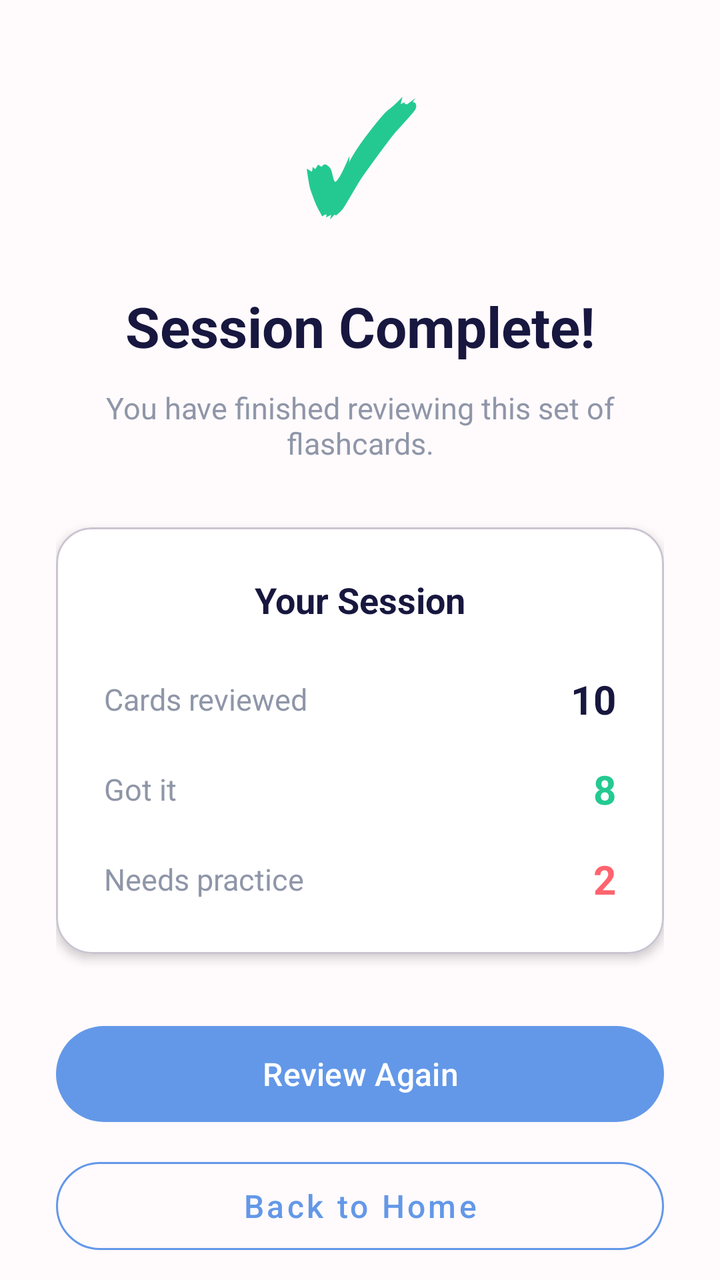
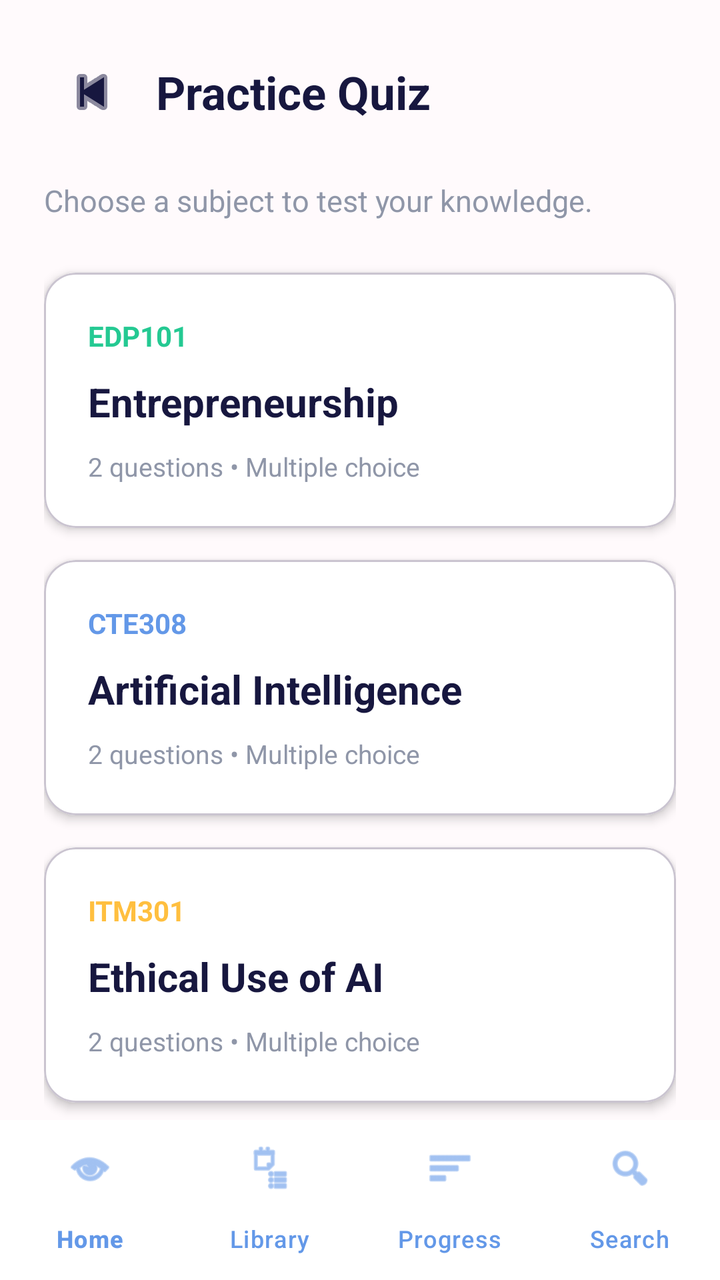

Compare the two renders of this Android layout. The source of the first and the diff that turns it into the second are given below.
<!-- AndroidManifest.xml: application theme Theme.MindFlip -->
<!-- res/layout/activity_practice_quiz.xml -->
<?xml version="1.0" encoding="utf-8"?>
<androidx.core.widget.NestedScrollView
    xmlns:android="http://schemas.android.com/apk/res/android"
    xmlns:app="http://schemas.android.com/apk/res-auto"
    android:layout_width="match_parent"
    android:layout_height="match_parent"
    android:background="@color/mindflip_background"
    android:fillViewport="true">

    <LinearLayout
        android:layout_width="match_parent"
        android:layout_height="wrap_content"
        android:gravity="center"
        android:orientation="vertical"
        android:padding="28dp">

        <TextView
            android:layout_width="wrap_content"
            android:layout_height="wrap_content"
            android:importantForAccessibility="no"
            android:text="✓"
            android:textColor="@color/mindflip_green"
            android:textSize="72sp"
            android:textStyle="bold" />

        <TextView
            android:layout_width="match_parent"
            android:layout_height="wrap_content"
            android:layout_marginTop="18dp"
            android:gravity="center"
            android:text="Session Complete!"
            android:textColor="@color/mindflip_text_primary"
            android:textSize="28sp"
            android:textStyle="bold" />

        <TextView
            android:id="@+id/textCompletionMessage"
            android:layout_width="match_parent"
            android:layout_height="wrap_content"
            android:layout_marginTop="12dp"
            android:gravity="center"
            android:text="You have finished reviewing this set of flashcards."
            android:textColor="@color/mindflip_text_secondary"
            android:textSize="15sp" />

        <com.google.android.material.card.MaterialCardView
            android:layout_width="match_parent"
            android:layout_height="wrap_content"
            android:layout_marginTop="32dp"
            app:cardBackgroundColor="@color/mindflip_white"
            app:cardCornerRadius="18dp"
            app:cardElevation="3dp">

            <LinearLayout
                android:layout_width="match_parent"
                android:layout_height="wrap_content"
                android:orientation="vertical"
                android:padding="24dp">

                <TextView
                    android:layout_width="match_parent"
                    android:layout_height="wrap_content"
                    android:gravity="center"
                    android:text="Your Session"
                    android:textColor="@color/mindflip_text_primary"
                    android:textSize="18sp"
                    android:textStyle="bold" />

                <LinearLayout
                    android:layout_width="match_parent"
                    android:layout_height="wrap_content"
                    android:layout_marginTop="24dp"
                    android:gravity="center_vertical"
                    android:orientation="horizontal">

                    <TextView
                        android:layout_width="0dp"
                        android:layout_height="wrap_content"
                        android:layout_weight="1"
                        android:text="Cards reviewed"
                        android:textColor="@color/mindflip_text_secondary"
                        android:textSize="15sp" />

                    <TextView
                        android:id="@+id/textReviewedCount"
                        android:layout_width="wrap_content"
                        android:layout_height="wrap_content"
                        android:text="10"
                        android:textColor="@color/mindflip_text_primary"
                        android:textSize="20sp"
                        android:textStyle="bold" />

                </LinearLayout>

                <LinearLayout
                    android:layout_width="match_parent"
                    android:layout_height="wrap_content"
                    android:layout_marginTop="18dp"
                    android:gravity="center_vertical"
                    android:orientation="horizontal">

                    <TextView
                        android:layout_width="0dp"
                        android:layout_height="wrap_content"
                        android:layout_weight="1"
                        android:text="Got it"
                        android:textColor="@color/mindflip_text_secondary"
                        android:textSize="15sp" />

                    <TextView
                        android:id="@+id/textGotItCount"
                        android:layout_width="wrap_content"
                        android:layout_height="wrap_content"
                        android:text="8"
                        android:textColor="@color/mindflip_green"
                        android:textSize="20sp"
                        android:textStyle="bold" />

                </LinearLayout>

                <LinearLayout
                    android:layout_width="match_parent"
                    android:layout_height="wrap_content"
                    android:layout_marginTop="18dp"
                    android:gravity="center_vertical"
                    android:orientation="horizontal">

                    <TextView
                        android:layout_width="0dp"
                        android:layout_height="wrap_content"
                        android:layout_weight="1"
                        android:text="Needs practice"
                        android:textColor="@color/mindflip_text_secondary"
                        android:textSize="15sp" />

                    <TextView
                        android:id="@+id/textNeedsPracticeCount"
                        android:layout_width="wrap_content"
                        android:layout_height="wrap_content"
                        android:text="2"
                        android:textColor="@color/mindflip_red"
                        android:textSize="20sp"
                        android:textStyle="bold" />

                </LinearLayout>

            </LinearLayout>

        </com.google.android.material.card.MaterialCardView>

        <com.google.android.material.button.MaterialButton
            android:id="@+id/btnReviewAgain"
            android:layout_width="match_parent"
            android:layout_height="wrap_content"
            android:layout_marginTop="32dp"
            android:minHeight="56dp"
            android:text="Review Again"
            android:textAllCaps="false"
            android:textColor="@color/mindflip_white"
            android:textSize="16sp"
            app:backgroundTint="@color/mindflip_primary"
            app:cornerRadius="26dp" />

        <com.google.android.material.button.MaterialButton
            android:id="@+id/btnBackHome"
            style="@style/Widget.MaterialComponents.Button.OutlinedButton"
            android:layout_width="match_parent"
            android:layout_height="wrap_content"
            android:layout_marginTop="10dp"
            android:minHeight="56dp"
            android:text="Back to Home"
            android:textAllCaps="false"
            android:textColor="@color/mindflip_primary"
            android:textSize="16sp"
            app:cornerRadius="26dp"
            app:strokeColor="@color/mindflip_primary" />

    </LinearLayout>

</androidx.core.widget.NestedScrollView>
<!-- resources referenced by this layout -->
<resources>
  <color name="mindflip_background">#FFFAFC</color>
  <color name="mindflip_green">#24C992</color>
  <color name="mindflip_primary">#6398E8</color>
  <color name="mindflip_red">#FF646E</color>
  <color name="mindflip_text_primary">#17173F</color>
  <color name="mindflip_text_secondary">#8F96A8</color>
  <color name="mindflip_white">#FFFFFF</color>
  <style name="Theme.MindFlip" parent="Base.Theme.MindFlip" />
  <style name="Base.Theme.MindFlip" parent="Theme.Material3.DayNight.NoActionBar">
          
          
      </style>
</resources>

<!-- the commit's change to res/layout/activity_practice_quiz.xml (unified diff, before → after) -->
@@ -1,180 +1,267 @@
 <?xml version="1.0" encoding="utf-8"?>
-<androidx.core.widget.NestedScrollView
+<androidx.constraintlayout.widget.ConstraintLayout
     xmlns:android="http://schemas.android.com/apk/res/android"
     xmlns:app="http://schemas.android.com/apk/res-auto"
     android:layout_width="match_parent"
     android:layout_height="match_parent"
-    android:background="@color/mindflip_background"
-    android:fillViewport="true">
-
-    <LinearLayout
-        android:layout_width="match_parent"
-        android:layout_height="wrap_content"
-        android:gravity="center"
-        android:orientation="vertical"
-        android:padding="28dp">
-
-        <TextView
-            android:layout_width="wrap_content"
-            android:layout_height="wrap_content"
-            android:importantForAccessibility="no"
-            android:text="✓"
-            android:textColor="@color/mindflip_green"
-            android:textSize="72sp"
-            android:textStyle="bold" />
-
-        <TextView
+    android:background="@color/mindflip_background">
+
+    <androidx.core.widget.NestedScrollView
+        android:layout_width="0dp"
+        android:layout_height="0dp"
+        android:fillViewport="true"
+        app:layout_constraintTop_toTopOf="parent"
+        app:layout_constraintBottom_toTopOf="@id/bottomNavigationView"
+        app:layout_constraintStart_toStartOf="parent"
+        app:layout_constraintEnd_toEndOf="parent">
+
+        <LinearLayout
             android:layout_width="match_parent"
             android:layout_height="wrap_content"
-            android:layout_marginTop="18dp"
-            android:gravity="center"
-            android:text="Session Complete!"
-            android:textColor="@color/mindflip_text_primary"
-            android:textSize="28sp"
-            android:textStyle="bold" />
-
-        <TextView
-            android:id="@+id/textCompletionMessage"
-            android:layout_width="match_parent"
-            android:layout_height="wrap_content"
-            android:layout_marginTop="12dp"
-            android:gravity="center"
-            android:text="You have finished reviewing this set of flashcards."
-            android:textColor="@color/mindflip_text_secondary"
-            android:textSize="15sp" />
-
-        <com.google.android.material.card.MaterialCardView
-            android:layout_width="match_parent"
-            android:layout_height="wrap_content"
-            android:layout_marginTop="32dp"
-            app:cardBackgroundColor="@color/mindflip_white"
-            app:cardCornerRadius="18dp"
-            app:cardElevation="3dp">
-
+            android:orientation="vertical"
+            android:padding="22dp">
+
+            
             <LinearLayout
                 android:layout_width="match_parent"
                 android:layout_height="wrap_content"
-                android:orientation="vertical"
-                android:padding="24dp">
+                android:gravity="center_vertical"
+                android:orientation="horizontal">
+
+                <ImageButton
+                    android:id="@+id/btnBack"
+                    android:layout_width="48dp"
+                    android:layout_height="48dp"
+                    android:background="?attr/selectableItemBackgroundBorderless"
+                    android:contentDescription="Go back"
+                    android:padding="12dp"
+                    android:src="@android:drawable/ic_media_previous"
+                    app:tint="@color/mindflip_text_primary" />
 
                 <TextView
-                    android:layout_width="match_parent"
-                    android:layout_height="wrap_content"
-                    android:gravity="center"
-                    android:text="Your Session"
+                    android:layout_width="0dp"
+                    android:layout_height="wrap_content"
+                    android:layout_marginStart="8dp"
+                    android:layout_weight="1"
+                    android:text="Practice Quiz"
                     android:textColor="@color/mindflip_text_primary"
-                    android:textSize="18sp"
+                    android:textSize="23sp"
                     android:textStyle="bold" />
 
-                <LinearLayout
-                    android:layout_width="match_parent"
-                    android:layout_height="wrap_content"
-                    android:layout_marginTop="24dp"
-                    android:gravity="center_vertical"
-                    android:orientation="horizontal">
-
-                    <TextView
-                        android:layout_width="0dp"
-                        android:layout_height="wrap_content"
-                        android:layout_weight="1"
-                        android:text="Cards reviewed"
-                        android:textColor="@color/mindflip_text_secondary"
-                        android:textSize="15sp" />
-
-                    <TextView
-                        android:id="@+id/textReviewedCount"
-                        android:layout_width="wrap_content"
-                        android:layout_height="wrap_content"
-                        android:text="10"
-                        android:textColor="@color/mindflip_text_primary"
-                        android:textSize="20sp"
-                        android:textStyle="bold" />
-
-                </LinearLayout>
-
-                <LinearLayout
-                    android:layout_width="match_parent"
-                    android:layout_height="wrap_content"
-                    android:layout_marginTop="18dp"
-                    android:gravity="center_vertical"
-                    android:orientation="horizontal">
-
-                    <TextView
-                        android:layout_width="0dp"
-                        android:layout_height="wrap_content"
-                        android:layout_weight="1"
-                        android:text="Got it"
-                        android:textColor="@color/mindflip_text_secondary"
-                        android:textSize="15sp" />
-
-                    <TextView
-                        android:id="@+id/textGotItCount"
-                        android:layout_width="wrap_content"
-                        android:layout_height="wrap_content"
-                        android:text="8"
+            </LinearLayout>
+
+            <TextView
+                android:layout_width="match_parent"
+                android:layout_height="wrap_content"
+                android:layout_marginTop="20dp"
+                android:text="Choose a subject to test your knowledge."
+                android:textColor="@color/mindflip_text_secondary"
+                android:textSize="15sp" />
+
+            
+            <com.google.android.material.card.MaterialCardView
+                android:id="@+id/cardQuizEDP101"
+                android:layout_width="match_parent"
+                android:layout_height="wrap_content"
+                android:layout_marginTop="26dp"
+                android:clickable="true"
+                android:focusable="true"
+                app:cardBackgroundColor="@color/mindflip_white"
+                app:cardCornerRadius="16dp"
+                app:cardElevation="3dp">
+
+                <LinearLayout
+                    android:layout_width="match_parent"
+                    android:layout_height="wrap_content"
+                    android:orientation="vertical"
+                    android:padding="22dp">
+
+                    <TextView
+                        android:layout_width="wrap_content"
+                        android:layout_height="wrap_content"
+                        android:text="EDP101"
                         android:textColor="@color/mindflip_green"
-                        android:textSize="20sp"
-                        android:textStyle="bold" />
-
-                </LinearLayout>
-
-                <LinearLayout
-                    android:layout_width="match_parent"
-                    android:layout_height="wrap_content"
-                    android:layout_marginTop="18dp"
-                    android:gravity="center_vertical"
-                    android:orientation="horizontal">
-
-                    <TextView
-                        android:layout_width="0dp"
-                        android:layout_height="wrap_content"
-                        android:layout_weight="1"
-                        android:text="Needs practice"
-                        android:textColor="@color/mindflip_text_secondary"
-                        android:textSize="15sp" />
-
-                    <TextView
-                        android:id="@+id/textNeedsPracticeCount"
-                        android:layout_width="wrap_content"
-                        android:layout_height="wrap_content"
-                        android:text="2"
-                        android:textColor="@color/mindflip_red"
-                        android:textSize="20sp"
-                        android:textStyle="bold" />
-
-                </LinearLayout>
-
-            </LinearLayout>
-
-        </com.google.android.material.card.MaterialCardView>
-
-        <com.google.android.material.button.MaterialButton
-            android:id="@+id/btnReviewAgain"
-            android:layout_width="match_parent"
-            android:layout_height="wrap_content"
-            android:layout_marginTop="32dp"
-            android:minHeight="56dp"
-            android:text="Review Again"
-            android:textAllCaps="false"
-            android:textColor="@color/mindflip_white"
-            android:textSize="16sp"
-            app:backgroundTint="@color/mindflip_primary"
-            app:cornerRadius="26dp" />
-
-        <com.google.android.material.button.MaterialButton
-            android:id="@+id/btnBackHome"
-            style="@style/Widget.MaterialComponents.Button.OutlinedButton"
-            android:layout_width="match_parent"
-            android:layout_height="wrap_content"
-            android:layout_marginTop="10dp"
-            android:minHeight="56dp"
-            android:text="Back to Home"
-            android:textAllCaps="false"
-            android:textColor="@color/mindflip_primary"
-            android:textSize="16sp"
-            app:cornerRadius="26dp"
-            app:strokeColor="@color/mindflip_primary" />
-
-    </LinearLayout>
-
-</androidx.core.widget.NestedScrollView>
+                        android:textSize="14sp"
+                        android:textStyle="bold" />
+
+                    <TextView
+                        android:layout_width="match_parent"
+                        android:layout_height="wrap_content"
+                        android:layout_marginTop="10dp"
+                        android:text="Entrepreneurship"
+                        android:textColor="@color/mindflip_text_primary"
+                        android:textSize="20sp"
+                        android:textStyle="bold" />
+
+                    <TextView
+                        android:layout_width="match_parent"
+                        android:layout_height="wrap_content"
+                        android:layout_marginTop="10dp"
+                        android:text="2 questions • Multiple choice"
+                        android:textColor="@color/mindflip_text_secondary"
+                        android:textSize="13sp" />
+
+                </LinearLayout>
+
+            </com.google.android.material.card.MaterialCardView>
+
+            
+            <com.google.android.material.card.MaterialCardView
+                android:id="@+id/cardQuizCTE308"
+                android:layout_width="match_parent"
+                android:layout_height="wrap_content"
+                android:layout_marginTop="16dp"
+                android:clickable="true"
+                android:focusable="true"
+                app:cardBackgroundColor="@color/mindflip_white"
+                app:cardCornerRadius="16dp"
+                app:cardElevation="3dp">
+
+                <LinearLayout
+                    android:layout_width="match_parent"
+                    android:layout_height="wrap_content"
+                    android:orientation="vertical"
+                    android:padding="22dp">
+
+                    <TextView
+                        android:layout_width="wrap_content"
+                        android:layout_height="wrap_content"
+                        android:text="CTE308"
+                        android:textColor="@color/mindflip_primary"
+                        android:textSize="14sp"
+                        android:textStyle="bold" />
+
+                    <TextView
+                        android:layout_width="match_parent"
+                        android:layout_height="wrap_content"
+                        android:layout_marginTop="10dp"
+                        android:text="Artificial Intelligence"
+                        android:textColor="@color/mindflip_text_primary"
+                        android:textSize="20sp"
+                        android:textStyle="bold" />
+
+                    <TextView
+                        android:layout_width="match_parent"
+                        android:layout_height="wrap_content"
+                        android:layout_marginTop="10dp"
+                        android:text="2 questions • Multiple choice"
+                        android:textColor="@color/mindflip_text_secondary"
+                        android:textSize="13sp" />
+
+                </LinearLayout>
+
+            </com.google.android.material.card.MaterialCardView>
+
+            
+            <com.google.android.material.card.MaterialCardView
+                android:id="@+id/cardQuizITM301"
+                android:layout_width="match_parent"
+                android:layout_height="wrap_content"
+                android:layout_marginTop="16dp"
+                android:clickable="true"
+                android:focusable="true"
+                app:cardBackgroundColor="@color/mindflip_white"
+                app:cardCornerRadius="16dp"
+                app:cardElevation="3dp">
+
+                <LinearLayout
+                    android:layout_width="match_parent"
+                    android:layout_height="wrap_content"
+                    android:orientation="vertical"
+                    android:padding="22dp">
+
+                    <TextView
+                        android:layout_width="wrap_content"
+                        android:layout_height="wrap_content"
+                        android:text="ITM301"
+                        android:textColor="@color/mindflip_yellow"
+                        android:textSize="14sp"
+                        android:textStyle="bold" />
+
+                    <TextView
+                        android:layout_width="match_parent"
+                        android:layout_height="wrap_content"
+                        android:layout_marginTop="10dp"
+                        android:text="Ethical Use of AI"
+                        android:textColor="@color/mindflip_text_primary"
+                        android:textSize="20sp"
+                        android:textStyle="bold" />
+
+                    <TextView
+                        android:layout_width="match_parent"
+                        android:layout_height="wrap_content"
+                        android:layout_marginTop="10dp"
+                        android:text="2 questions • Multiple choice"
+                        android:textColor="@color/mindflip_text_secondary"
+                        android:textSize="13sp" />
+
+                </LinearLayout>
+
+            </com.google.android.material.card.MaterialCardView>
+
+            
+            <com.google.android.material.card.MaterialCardView
+                android:id="@+id/cardQuizITM302"
+                android:layout_width="match_parent"
+                android:layout_height="wrap_content"
+                android:layout_marginTop="16dp"
+                android:clickable="true"
+                android:focusable="true"
+                app:cardBackgroundColor="@color/mindflip_white"
+                app:cardCornerRadius="16dp"
+                app:cardElevation="3dp">
+
+                <LinearLayout
+                    android:layout_width="match_parent"
+                    android:layout_height="wrap_content"
+                    android:orientation="vertical"
+                    android:padding="22dp">
+
+                    <TextView
+                        android:layout_width="wrap_content"
+                        android:layout_height="wrap_content"
+                        android:text="ITM302"
+                        android:textColor="@color/mindflip_pink"
+                        android:textSize="14sp"
+                        android:textStyle="bold" />
+
+                    <TextView
+                        android:layout_width="match_parent"
+                        android:layout_height="wrap_content"
+                        android:layout_marginTop="10dp"
+                        android:text="File Permissions and Access"
+                        android:textColor="@color/mindflip_text_primary"
+                        android:textSize="20sp"
+                        android:textStyle="bold" />
+
+                    <TextView
+                        android:layout_width="match_parent"
+                        android:layout_height="wrap_content"
+                        android:layout_marginTop="10dp"
+                        android:text="2 questions • Multiple choice"
+                        android:textColor="@color/mindflip_text_secondary"
+                        android:textSize="13sp" />
+
+                </LinearLayout>
+
+            </com.google.android.material.card.MaterialCardView>
+
+        </LinearLayout>
+
+    </androidx.core.widget.NestedScrollView>
+
+    <com.google.android.material.bottomnavigation.BottomNavigationView
+        android:id="@+id/bottomNavigationView"
+        android:layout_width="0dp"
+        android:layout_height="wrap_content"
+        android:background="@color/mindflip_white"
+        android:elevation="10dp"
+        app:itemIconTint="@color/mindflip_primary"
+        app:itemTextColor="@color/mindflip_primary"
+        app:labelVisibilityMode="labeled"
+        app:menu="@menu/bottom_navigation_menu"
+        app:layout_constraintBottom_toBottomOf="parent"
+        app:layout_constraintStart_toStartOf="parent"
+        app:layout_constraintEnd_toEndOf="parent" />
+
+</androidx.constraintlayout.widget.ConstraintLayout>
<!-- resource entries referenced after the edit -->
@@ -2,11 +2,12 @@
 <resources>
   <color name="mindflip_background">#FFFAFC</color>
   <color name="mindflip_green">#24C992</color>
+  <color name="mindflip_pink">#F7529A</color>
   <color name="mindflip_primary">#6398E8</color>
-  <color name="mindflip_red">#FF646E</color>
   <color name="mindflip_text_primary">#17173F</color>
   <color name="mindflip_text_secondary">#8F96A8</color>
   <color name="mindflip_white">#FFFFFF</color>
+  <color name="mindflip_yellow">#FFBF3F</color>
   <style name="Theme.MindFlip" parent="Base.Theme.MindFlip" />
   <style name="Base.Theme.MindFlip" parent="Theme.Material3.DayNight.NoActionBar">
           
